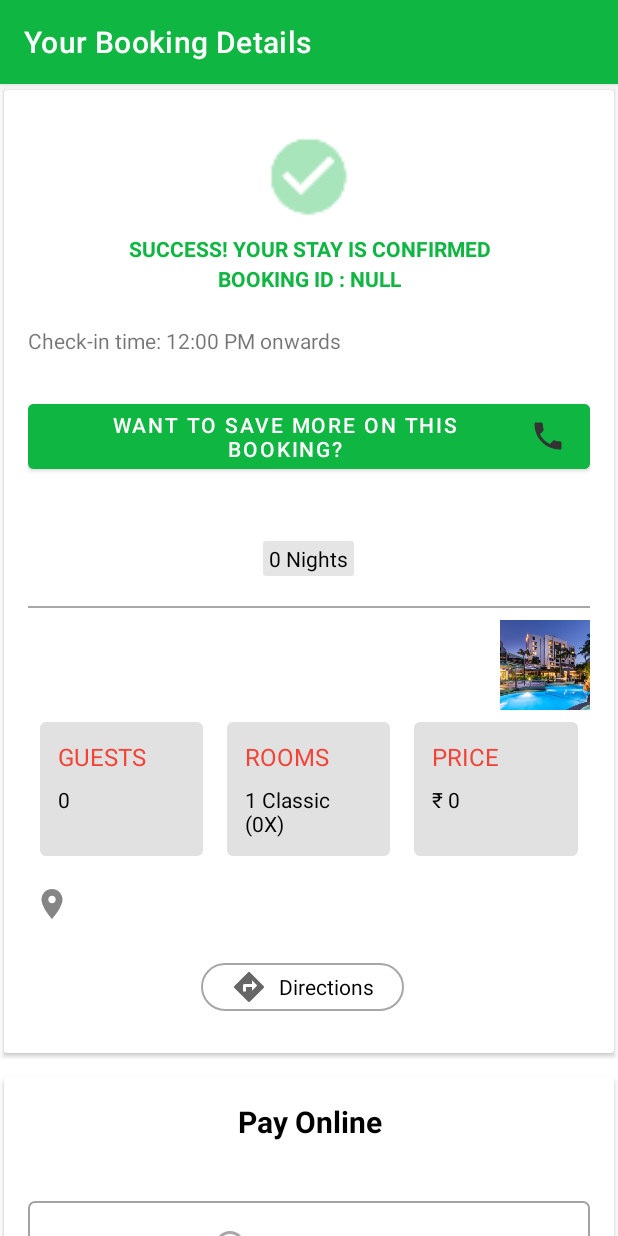
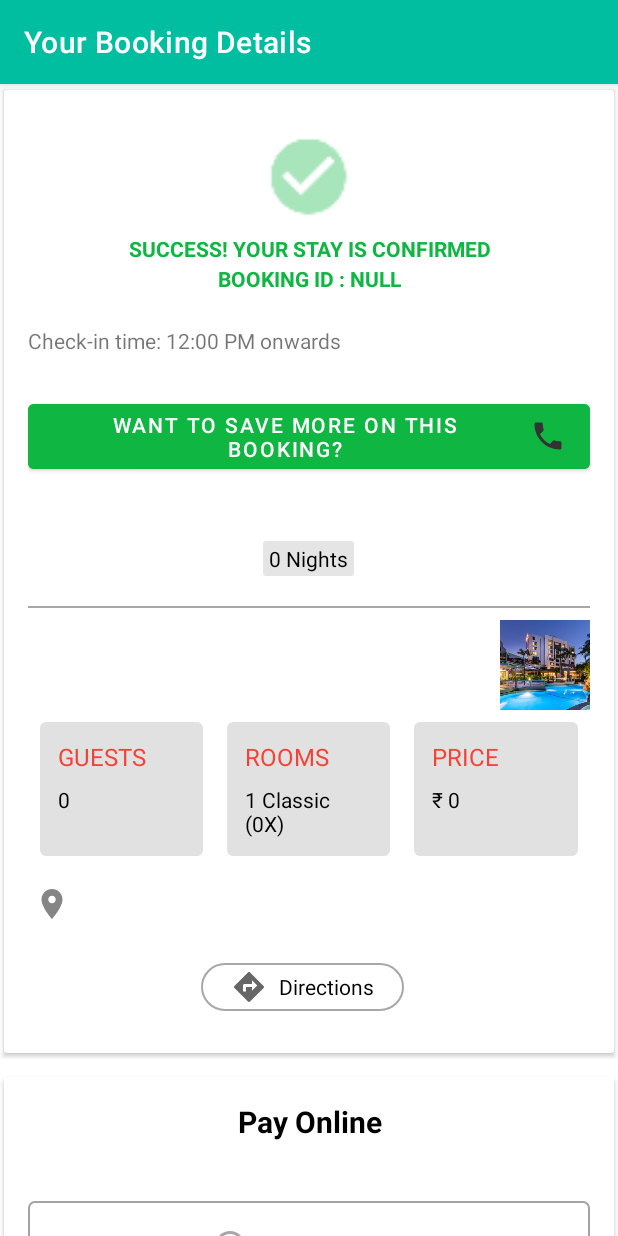
Before and after one commit to srdalai/new-town-room, an Android app: the BookingComplete screen opened directly, with no data from a screen before it, on a phone screen of 412 x 824 dp. Run offline under Robolectric (Android 15) with nearby library versions, the phone set to English and light mode, and no system bars; libraries missing offline, so code that uses them is left out: com.payumoney.core, com.payumoney.sdkui; pictures from the network do not load; 2 statements that could not run were skipped.

Commit message:
#33 Core Changes.

```diff
--- a/app/src/main/java/com/newtownroom/userapp/ui/BookingComplete.java
+++ b/app/src/main/java/com/newtownroom/userapp/ui/BookingComplete.java
@@ -296,6 +296,7 @@ public class BookingComplete extends AppCompatActivity {
             snackbar.setAction("Continue", new View.OnClickListener() {
                 @Override
                 public void onClick(View view) {
+                    amount = "1";
                     processPayment();
                 }
             });
--- a/app/src/main/java/com/newtownroom/userapp/utils/PayUMoneyConstants.java
+++ b/app/src/main/java/com/newtownroom/userapp/utils/PayUMoneyConstants.java
@@ -2,7 +2,8 @@ package com.newtownroom.userapp.utils;
 
 public class PayUMoneyConstants {
 
-    public static final String MERCHANT_ID = "6836640";
+    public static final String SANDBOX_MERCHANT_ID = "6836640";
+    public static final String MERCHANT_ID = "L7C9MBeV";
     public static final String SANDBOX_MERCHANT_KEY = "0lMDzMDB";
     public static final String MERCHANT_KEY = "L7C9MBeV";
     public static final String SANDBOX_SALT = "48VSE2mGKk";
--- a/app/src/main/res/values/colors.xml
+++ b/app/src/main/res/values/colors.xml
@@ -20,6 +20,7 @@
     <color name="keep_in_mind_box_border_color">#A3A3A3</color>
     <color name="price_drop_orange">#F4A725</color>
     <color name="colorPrimaryText">#FFFFFF</color>
+    <color name="appBarThemeColor">#FF01BEA0</color>
 
     <!--PayU Colors-->
     <color name="primary">#7AA4D5</color>
--- a/app/src/main/res/values/styles.xml
+++ b/app/src/main/res/values/styles.xml
@@ -6,11 +6,16 @@
         <item name="colorPrimary">@color/colorPrimary</item>
         <item name="colorPrimaryDark">@color/colorPrimaryDark</item>
         <item name="colorAccent">@color/colorAccent</item>
+        <item name="actionBarTheme">@style/MyActionBarTheme</item>
     </style>
 
     <style name="AppTheme.NoActionBar">
         <item name="windowActionBar">false</item>
         <item name="windowNoTitle">true</item>
+    </style>
+
+    <style name="MyActionBarTheme" parent="ThemeOverlay.AppCompat.Dark.ActionBar">
+        <item name="colorPrimary">@color/appBarThemeColor</item>
     </style>
 
 
```
